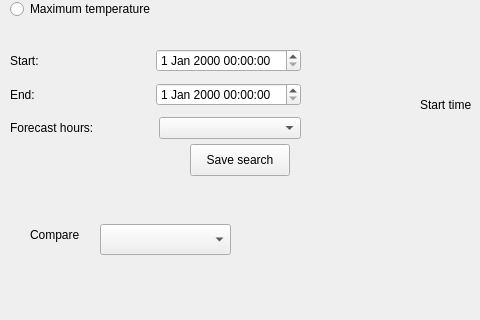
Old version of the form rojekti/mainwindow.ui in the repository victorzhj/roadConditionMonitor; both pictures show x 0 to 480 and y 376 to 696 of the 836 by 996 pixel window.
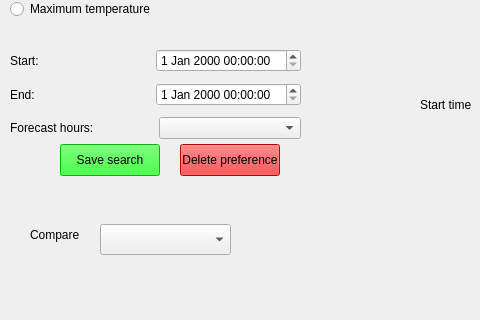
New version of the form.

Commit message: Added function to save preferences and also some fixes

```diff
--- a/rojekti/mainwindow.ui
+++ b/rojekti/mainwindow.ui
@@ -50,12 +50,15 @@
    <widget class="QPushButton" name="pushButton_2">
     <property name="geometry">
      <rect>
-      <x>190</x>
+      <x>60</x>
       <y>520</y>
       <width>100</width>
       <height>32</height>
      </rect>
     </property>
+    <property name="styleSheet">
+     <string notr="true">background-color: rgb(0, 255, 0);</string>
+    </property>
     <property name="text">
      <string>Save search</string>
     </property>
@@ -526,6 +529,22 @@
      <string>Graphtype:</string>
     </property>
    </widget>
+   <widget class="QPushButton" name="deletePreferenceButton">
+    <property name="geometry">
+     <rect>
+      <x>180</x>
+      <y>520</y>
+      <width>100</width>
+      <height>32</height>
+     </rect>
+    </property>
+    <property name="styleSheet">
+     <string notr="true">background-color: rgb(255, 0, 0);</string>
+    </property>
+    <property name="text">
+     <string>Delete preference</string>
+    </property>
+   </widget>
   </widget>
   <widget class="QMenuBar" name="menubar">
    <property name="geometry">
```
Left out of the diff: 11 changed lines with no effect on the pictures. The commit also changes 9 other files.
